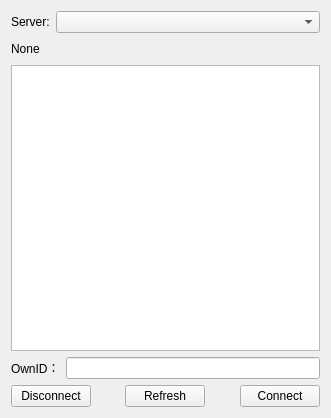
First picture: the form in Gui/Control/ConnectControl.ui, repository taynpg/frelay, before the edit.
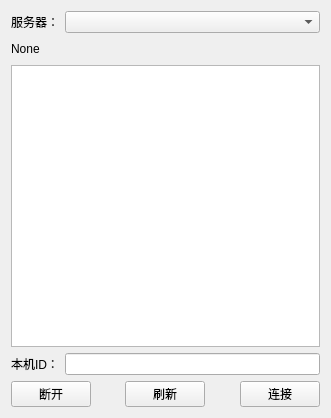
Second picture: the form after the edit.

Diff of the .ui file:
```diff
--- a/Gui/Control/ConnectControl.ui
+++ b/Gui/Control/ConnectControl.ui
@@ -19,7 +19,7 @@
      <item>
       <widget class="QLabel" name="lbIP">
        <property name="text">
-        <string>Server:</string>
+        <string>服务器：</string>
        </property>
       </widget>
      </item>
@@ -67,7 +67,7 @@
      <item>
       <widget class="QLabel" name="label">
        <property name="text">
-        <string>OwnID：</string>
+        <string>本机ID：</string>
        </property>
       </widget>
      </item>
@@ -84,7 +84,7 @@
         <enum>Qt::FocusPolicy::NoFocus</enum>
        </property>
        <property name="text">
-        <string>Disconnect</string>
+        <string>断开</string>
        </property>
       </widget>
      </item>
@@ -104,7 +104,7 @@
      <item>
       <widget class="QPushButton" name="btnRefresh">
        <property name="text">
-        <string>Refresh</string>
+        <string>刷新</string>
        </property>
       </widget>
      </item>
@@ -124,7 +124,7 @@
      <item>
       <widget class="QPushButton" name="btnConnect">
        <property name="text">
-        <string>Connect</string>
+        <string>连接</string>
        </property>
       </widget>
      </item>
```
